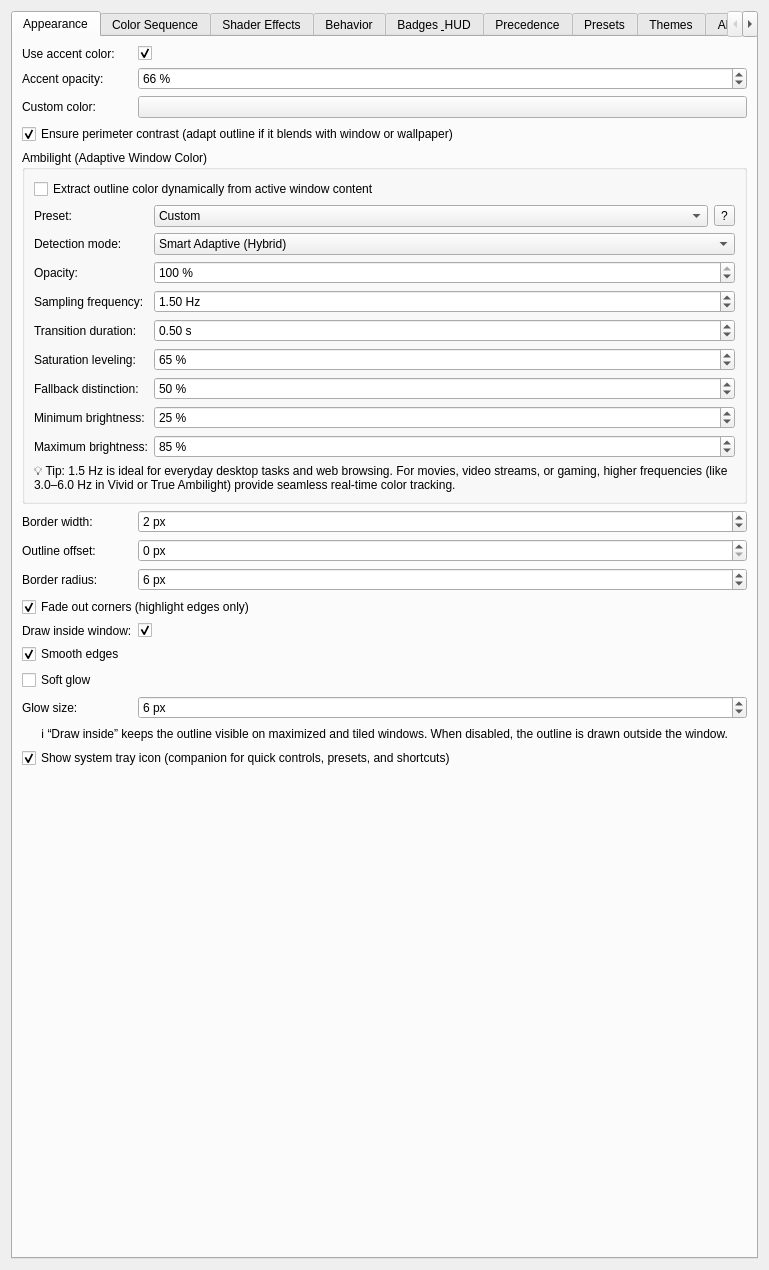
First picture: the form in leapk_config.ui, repository gmalinowski/LeapK, before the edit.
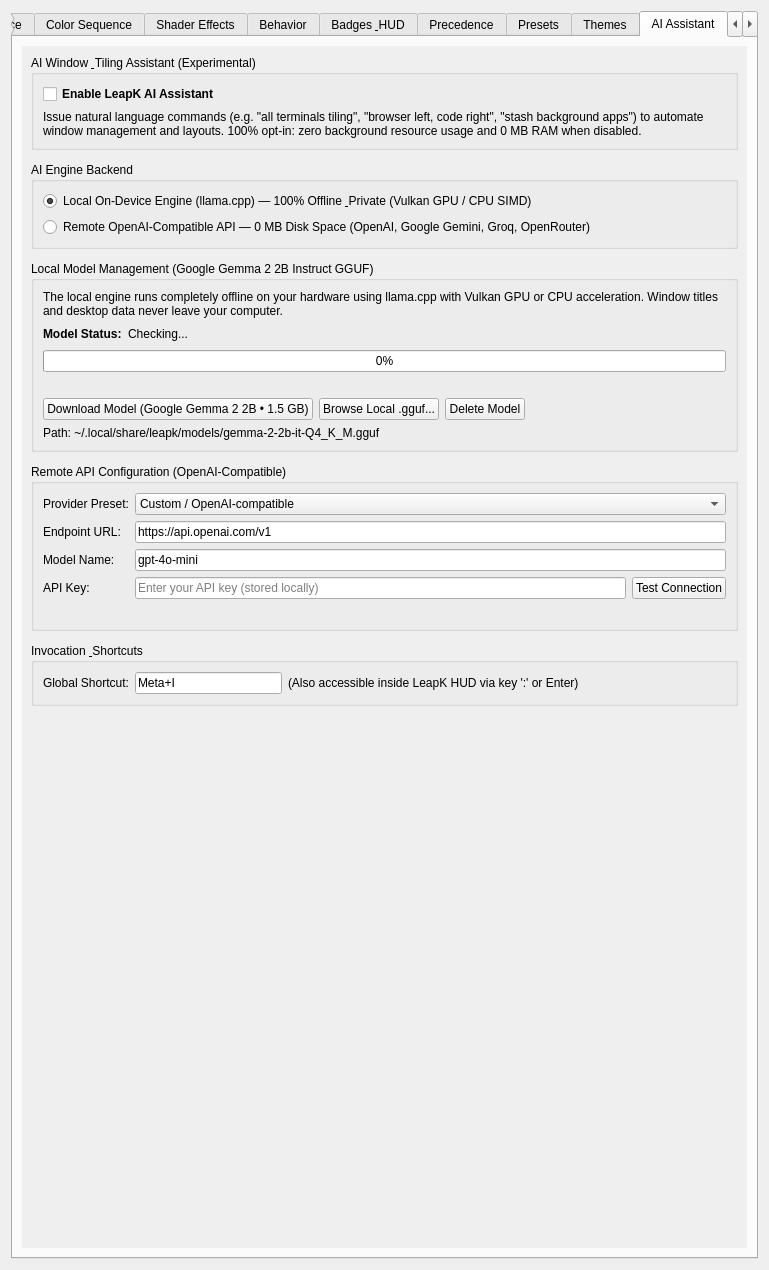
Second picture: the form after the edit. The open tabs and pages were chosen to show the change. Icons and pictures are not drawn. Custom widgets are drawn as their Qt base class.

Commit message: feat(ai): implement modular AI assistant settings, model manager, and universal OpenAI-compatible API config

Patch:
```diff
--- a/leapk_config.ui
+++ b/leapk_config.ui
@@ -3417,7 +3417,421 @@
       </layout>
      </widget>
 
-     <!-- TAB 8: About & Maintenance -->
+     <!-- TAB 8: AI Assistant -->
+     <widget class="QWidget" name="tabAI">
+      <attribute name="title">
+       <string>AI Assistant</string>
+      </attribute>
+      <layout class="QVBoxLayout" name="verticalLayoutAI">
+       <item>
+        <widget class="QScrollArea" name="scrollAreaAI">
+         <property name="widgetResizable">
+          <bool>true</bool>
+         </property>
+         <property name="frameShape">
+          <enum>QFrame::NoFrame</enum>
+         </property>
+         <widget class="QWidget" name="scrollAreaWidgetContentsAI">
+          <layout class="QVBoxLayout" name="layoutAIContents">
+           <property name="spacing">
+            <number>12</number>
+           </property>
+
+           <!-- 1. Enable AI Assistant -->
+           <item>
+            <widget class="QGroupBox" name="groupAiEnable">
+             <property name="title">
+              <string>AI Window &amp; Tiling Assistant (Experimental)</string>
+             </property>
+             <layout class="QVBoxLayout" name="layoutAiEnable">
+              <item>
+               <widget class="QCheckBox" name="kcfg_AiEnabled">
+                <property name="font">
+                 <font>
+                  <bold>true</bold>
+                 </font>
+                </property>
+                <property name="text">
+                 <string>Enable LeapK AI Assistant</string>
+                </property>
+               </widget>
+              </item>
+              <item>
+               <widget class="QLabel" name="lblAiDescription">
+                <property name="text">
+                 <string>Issue natural language commands (e.g. &quot;all terminals tiling&quot;, &quot;browser left, code right&quot;, &quot;stash background apps&quot;) to automate window management and layouts. 100% opt-in: zero background resource usage and 0 MB RAM when disabled.</string>
+                </property>
+                <property name="wordWrap">
+                 <bool>true</bool>
+                </property>
+               </widget>
+              </item>
+             </layout>
+            </widget>
+           </item>
+
+           <!-- 2. Backend Selection -->
+           <item>
+            <widget class="QGroupBox" name="groupAiBackend">
+             <property name="title">
+              <string>AI Engine Backend</string>
+             </property>
+             <layout class="QVBoxLayout" name="layoutAiBackend">
+              <item>
+               <widget class="QRadioButton" name="rbAiLocal">
+                <property name="text">
+                 <string>Local On-Device Engine (llama.cpp) — 100% Offline &amp; Private (Vulkan GPU / CPU SIMD)</string>
+                </property>
+                <property name="checked">
+                 <bool>true</bool>
+                </property>
+               </widget>
+              </item>
+              <item>
+               <widget class="QRadioButton" name="rbAiRemote">
+                <property name="text">
+                 <string>Remote OpenAI-Compatible API — 0 MB Disk Space (OpenAI, Google Gemini, Groq, OpenRouter)</string>
+                </property>
+               </widget>
+              </item>
+             </layout>
+            </widget>
+           </item>
+
+           <!-- 3. Local Model Management -->
+           <item>
+            <widget class="QGroupBox" name="groupLocalModel">
+             <property name="title">
+              <string>Local Model Management (Google Gemma 2 2B Instruct GGUF)</string>
+             </property>
+             <layout class="QVBoxLayout" name="layoutLocalModel">
+              <item>
+               <widget class="QLabel" name="lblLocalModelInfo">
+                <property name="text">
+                 <string>The local engine runs completely offline on your hardware using llama.cpp with Vulkan GPU or CPU acceleration. Window titles and desktop data never leave your computer.</string>
+                </property>
+                <property name="wordWrap">
+                 <bool>true</bool>
+                </property>
+               </widget>
+              </item>
+              <item>
+               <layout class="QHBoxLayout" name="layoutModelStatusRow">
+                <item>
+                 <widget class="QLabel" name="lblModelStatusCaption">
+                  <property name="text">
+                   <string>Model Status:</string>
+                  </property>
+                  <property name="font">
+                   <font>
+                    <bold>true</bold>
+                   </font>
+                  </property>
+                 </widget>
+                </item>
+                <item>
+                 <widget class="QLabel" name="lblModelStatus">
+                  <property name="text">
+                   <string>Checking...</string>
+                  </property>
+                 </widget>
+                </item>
+                <item>
+                 <spacer name="spacerModelStatus">
+                  <property name="orientation">
+                   <enum>Qt::Horizontal</enum>
+                  </property>
+                  <property name="sizeHint" stdset="0">
+                   <size>
+                    <width>40</width>
+                    <height>20</height>
+                   </size>
+                  </property>
+                 </spacer>
+                </item>
+               </layout>
+              </item>
+              <item>
+               <widget class="QProgressBar" name="progressModelDownload">
+                <property name="value">
+                 <number>0</number>
+                </property>
+                <property name="visible">
+                 <bool>false</bool>
+                </property>
+               </widget>
+              </item>
+              <item>
+               <widget class="QLabel" name="lblDownloadDetails">
+                <property name="text">
+                 <string></string>
+                </property>
+                <property name="visible">
+                 <bool>false</bool>
+                </property>
+               </widget>
+              </item>
+              <item>
+               <layout class="QHBoxLayout" name="layoutModelButtons">
+                <item>
+                 <widget class="QPushButton" name="btnDownloadModel">
+                  <property name="text">
+                   <string>Download Model (Google Gemma 2 2B • 1.5 GB)</string>
+                  </property>
+                  <property name="icon">
+                   <iconset theme="download"/>
+                  </property>
+                 </widget>
+                </item>
+                <item>
+                 <widget class="QPushButton" name="btnBrowseModelFile">
+                  <property name="text">
+                   <string>Browse Local .gguf...</string>
+                  </property>
+                  <property name="icon">
+                   <iconset theme="document-open"/>
+                  </property>
+                 </widget>
+                </item>
+                <item>
+                 <widget class="QPushButton" name="btnDeleteModel">
+                  <property name="text">
+                   <string>Delete Model</string>
+                  </property>
+                  <property name="icon">
+                   <iconset theme="edit-delete"/>
+                  </property>
+                 </widget>
+                </item>
+                <item>
+                 <spacer name="spacerModelButtons">
+                  <property name="orientation">
+                   <enum>Qt::Horizontal</enum>
+                  </property>
+                  <property name="sizeHint" stdset="0">
+                   <size>
+                    <width>40</width>
+                    <height>20</height>
+                   </size>
+                  </property>
+                 </spacer>
+                </item>
+               </layout>
+              </item>
+              <item>
+               <widget class="QLabel" name="lblModelFilePath">
+                <property name="text">
+                 <string>Path: ~/.local/share/leapk/models/gemma-2-2b-it-Q4_K_M.gguf</string>
+                </property>
+                <property name="textInteractionFlags">
+                 <set>Qt::TextSelectableByMouse</set>
+                </property>
+               </widget>
+              </item>
+             </layout>
+            </widget>
+           </item>
+
+           <!-- 4. Remote API Configuration -->
+           <item>
+            <widget class="QGroupBox" name="groupRemoteApi">
+             <property name="title">
+              <string>Remote API Configuration (OpenAI-Compatible)</string>
+             </property>
+             <layout class="QFormLayout" name="layoutRemoteApi">
+              <item row="0" column="0">
+               <widget class="QLabel" name="lblApiPreset">
+                <property name="text">
+                 <string>Provider Preset:</string>
+                </property>
+               </widget>
+              </item>
+              <item row="0" column="1">
+               <widget class="QComboBox" name="cmbApiProviderPreset">
+                <item>
+                 <property name="text">
+                  <string>Custom / OpenAI-compatible</string>
+                 </property>
+                </item>
+                <item>
+                 <property name="text">
+                  <string>OpenAI (GPT-4o mini)</string>
+                 </property>
+                </item>
+                <item>
+                 <property name="text">
+                  <string>Google Gemini (gemini-1.5-flash)</string>
+                 </property>
+                </item>
+                <item>
+                 <property name="text">
+                  <string>Groq (Ultra-Fast Llama 3)</string>
+                 </property>
+                </item>
+                <item>
+                 <property name="text">
+                  <string>OpenRouter (Multi-Provider)</string>
+                 </property>
+                </item>
+                <item>
+                 <property name="text">
+                  <string>Local Server (Ollama / LocalAI / vLLM)</string>
+                 </property>
+                </item>
+               </widget>
+              </item>
+              <item row="1" column="0">
+               <widget class="QLabel" name="lblApiEndpoint">
+                <property name="text">
+                 <string>Endpoint URL:</string>
+                </property>
+               </widget>
+              </item>
+              <item row="1" column="1">
+               <widget class="QLineEdit" name="kcfg_AiApiEndpoint">
+                <property name="text">
+                 <string>https://api.openai.com/v1</string>
+                </property>
+                <property name="placeholderText">
+                 <string>e.g. https://api.openai.com/v1</string>
+                </property>
+               </widget>
+              </item>
+              <item row="2" column="0">
+               <widget class="QLabel" name="lblApiModel">
+                <property name="text">
+                 <string>Model Name:</string>
+                </property>
+               </widget>
+              </item>
+              <item row="2" column="1">
+               <widget class="QLineEdit" name="kcfg_AiApiModel">
+                <property name="text">
+                 <string>gpt-4o-mini</string>
+                </property>
+                <property name="placeholderText">
+                 <string>e.g. gpt-4o-mini, gemini-1.5-flash, llama-3.2-3b-preview</string>
+                </property>
+               </widget>
+              </item>
+              <item row="3" column="0">
+               <widget class="QLabel" name="lblApiKey">
+                <property name="text">
+                 <string>API Key:</string>
+                </property>
+               </widget>
+              </item>
+              <item row="3" column="1">
+               <layout class="QHBoxLayout" name="layoutApiKeyRow">
+                <item>
+                 <widget class="QLineEdit" name="kcfg_AiApiKey">
+                  <property name="echoMode">
+                   <enum>QLineEdit::Password</enum>
+                  </property>
+                  <property name="placeholderText">
+                   <string>Enter your API key (stored locally)</string>
+                  </property>
+                 </widget>
+                </item>
+                <item>
+                 <widget class="QPushButton" name="btnTestApiConnection">
+                  <property name="text">
+                   <string>Test Connection</string>
+                  </property>
+                  <property name="icon">
+                   <iconset theme="network-connect"/>
+                  </property>
+                 </widget>
+                </item>
+               </layout>
+              </item>
+              <item row="4" column="1">
+               <widget class="QLabel" name="lblApiTestStatus">
+                <property name="text">
+                 <string></string>
+                </property>
+                <property name="wordWrap">
+                 <bool>true</bool>
+                </property>
+               </widget>
+              </item>
+             </layout>
+            </widget>
+           </item>
+
+           <!-- 5. Trigger & Shortcut -->
+           <item>
+            <widget class="QGroupBox" name="groupAiShortcut">
+             <property name="title">
+              <string>Invocation &amp; Shortcuts</string>
+             </property>
+             <layout class="QHBoxLayout" name="layoutAiShortcut">
+              <item>
+               <widget class="QLabel" name="lblAiShortcut">
+                <property name="text">
+                 <string>Global Shortcut:</string>
+                </property>
+               </widget>
+              </item>
+              <item>
+               <widget class="QLineEdit" name="kcfg_AiShortcut">
+                <property name="text">
+                 <string>Meta+I</string>
+                </property>
+                <property name="maximumSize">
+                 <size>
+                  <width>150</width>
+                  <height>16777215</height>
+                 </size>
+                </property>
+               </widget>
+              </item>
+              <item>
+               <widget class="QLabel" name="lblAiHudHint">
+                <property name="text">
+                 <string>(Also accessible inside LeapK HUD via key ':' or Enter)</string>
+                </property>
+               </widget>
+              </item>
+              <item>
+               <spacer name="spacerAiShortcut">
+                <property name="orientation">
+                 <enum>Qt::Horizontal</enum>
+                </property>
+                <property name="sizeHint" stdset="0">
+                 <size>
+                  <width>40</width>
+                  <height>20</height>
+                 </size>
+                </property>
+               </spacer>
+              </item>
+             </layout>
+            </widget>
+           </item>
+
+           <!-- Bottom spacer -->
+           <item>
+            <spacer name="spacerAiBottom">
+             <property name="orientation">
+              <enum>Qt::Vertical</enum>
+             </property>
+             <property name="sizeHint" stdset="0">
+              <size>
+               <width>20</width>
+               <height>20</height>
+              </size>
+             </property>
+            </spacer>
+           </item>
+          </layout>
+         </widget>
+        </widget>
+       </item>
+      </layout>
+     </widget>
+
+     <!-- TAB 9: About & Maintenance -->
      <widget class="QWidget" name="tabAbout">
       <attribute name="title">
        <string>About</string>
```
The commit also changes 9 other files.
